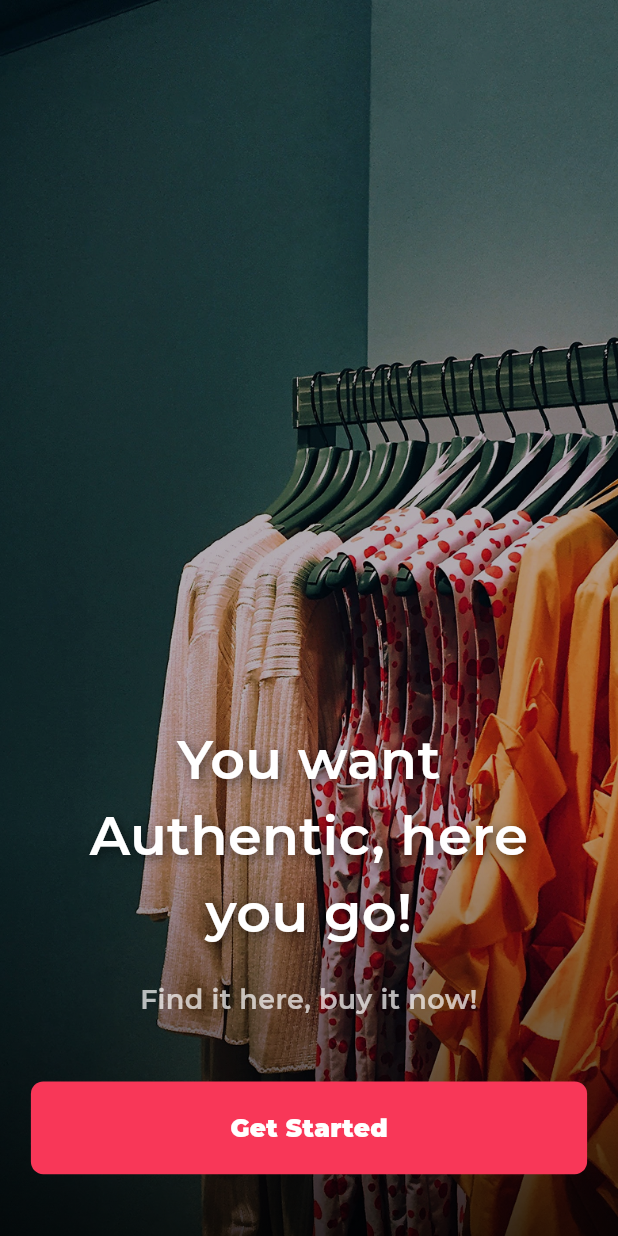
After one commit to adeyemipelumi04/stylish_ecommerce_app, a Flutter app: the GetStartedScreen screen opened directly, on a phone screen of 412 x 824 dp. The commit adds this screen. Run offline on Flutter 3.47's test engine with Material 3 defaults, Android fonts, the phone set to English and light mode, and no system bars; our stand-ins replace flutter_riverpod, flutter_screenutil, flutter_svg, loading_animation_widget, smooth_page_indicator; project files that could hold a hidden picture were left out.

Commit message:
get started UI done

```diff
--- a/lib/features/forgot_password/forgot_password.dart
+++ b/lib/features/forgot_password/forgot_password.dart
@@ -64,12 +64,8 @@ Widget _buildFormField(BuildContext context) {
             if (value == null || value.isEmpty) {
               return 'Please enter your email address';
             }
-            // Simple email regex
             final emailRegex = RegExp(r'^[^@]+@[^@]+\.[^@]+');
-            // Username: at least 3 chars, no spaces
-
-            if (!emailRegex.hasMatch(value) &&
-                (value.length < 3 || value.contains(' '))) {
+            if (!emailRegex.hasMatch(value) && (value.contains(' '))) {
               return 'Enter a valid email address';
             }
             return null;
--- /dev/null
+++ b/lib/features/get_started/get_started.dart
@@ -0,0 +1,75 @@
+import 'package:e_commerce_app/widgets/primary_button.dart';
+import 'package:flutter/material.dart';
+import 'package:flutter_screenutil/flutter_screenutil.dart';
+
+class GetStartedScreen extends StatelessWidget {
+  const GetStartedScreen({super.key});
+
+  @override
+  Widget build(BuildContext context) {
+    return Scaffold(
+      body: Stack(
+        fit: StackFit.expand,
+        children: [
+          Image.asset('assets/pngs/splash_image.png', fit: BoxFit.cover),
+          Container(color: Colors.black.withOpacity(0.3)),
+          Align(
+            alignment: Alignment.bottomCenter,
+            child: Container(
+              height: MediaQuery.of(context).size.height / 3,
+              decoration: BoxDecoration(
+                gradient: LinearGradient(
+                  begin: Alignment.topCenter,
+                  end: Alignment.bottomCenter,
+                  colors: [Colors.transparent, Colors.black.withOpacity(0.7)],
+                ),
+              ),
+            ),
+          ),
+          Column(
+            mainAxisAlignment: MainAxisAlignment.end,
+            children: [
+              Text(
+                'You want\nAuthentic, here\nyou go!',
+                style: TextStyle(
+                  color: Colors.white,
+                  fontSize: 36,
+                  fontWeight: FontWeight.w500,
+                  fontFamily: 'Montserrat',
+                  shadows: [
+                    Shadow(
+                      blurRadius: 8,
+                      color: Colors.black54,
+                      offset: Offset(2, 2),
+                    ),
+                  ],
+                ),
+                textAlign: TextAlign.center,
+              ),
+              SizedBox(height: 20.h),
+              Text(
+                'Find it here, buy it now!',
+                style: TextStyle(
+                  color: Colors.white70,
+                  fontSize: 18,
+                  fontWeight: FontWeight.w400,
+                  fontFamily: 'Montserrat',
+                ),
+                textAlign: TextAlign.center,
+              ),
+                Padding(
+                padding: EdgeInsets.symmetric(horizontal: 20.h, vertical: 40.h),
+                child: PrimaryButton(
+                  onPressed: () {
+                  Navigator.of(context).pushNamed('/login');
+                  },
+                  label: "Get Started",
+                ),
+              ),
+            ],
+          ),
+        ],
+      ),
+    );
+  }
+}
--- /dev/null
+++ b/lib/features/login_screen/login_screen.dart
@@ -0,0 +1,10 @@
+import 'package:flutter/material.dart';
+
+class LoginScreen extends StatelessWidget {
+  const LoginScreen({super.key});
+
+  @override
+  Widget build(BuildContext context) {
+    return const Scaffold();
+  }
+}
```
